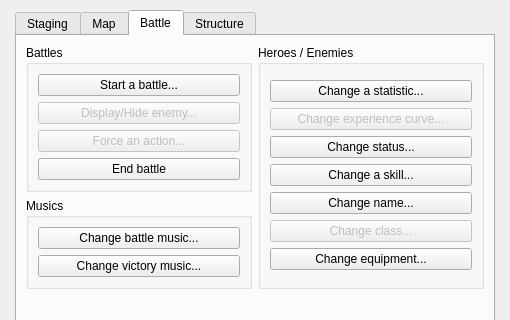
This is Editor/Dialogs/dialogcommands.ui in RPG-Paper-Maker/RPG-Paper-Maker as Qt 5 draws it before an edit; both pictures show x 0 to 510 and y 0 to 320 of the 510 by 600 pixel window. The edited form follows.
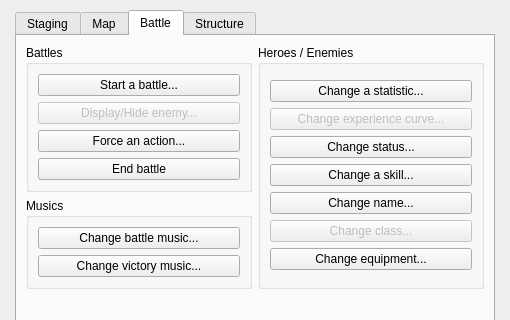
This is the edited form. The open tabs and pages were chosen to show the change.

Diff of the .ui file:
```diff
--- a/Editor/Dialogs/dialogcommands.ui
+++ b/Editor/Dialogs/dialogcommands.ui
@@ -678,7 +678,7 @@
               <item>
                <widget class="QPushButton" name="pushButtonForceAction">
                 <property name="enabled">
-                 <bool>false</bool>
+                 <bool>true</bool>
                 </property>
                 <property name="text">
                  <string>Force an action...</string>
```
